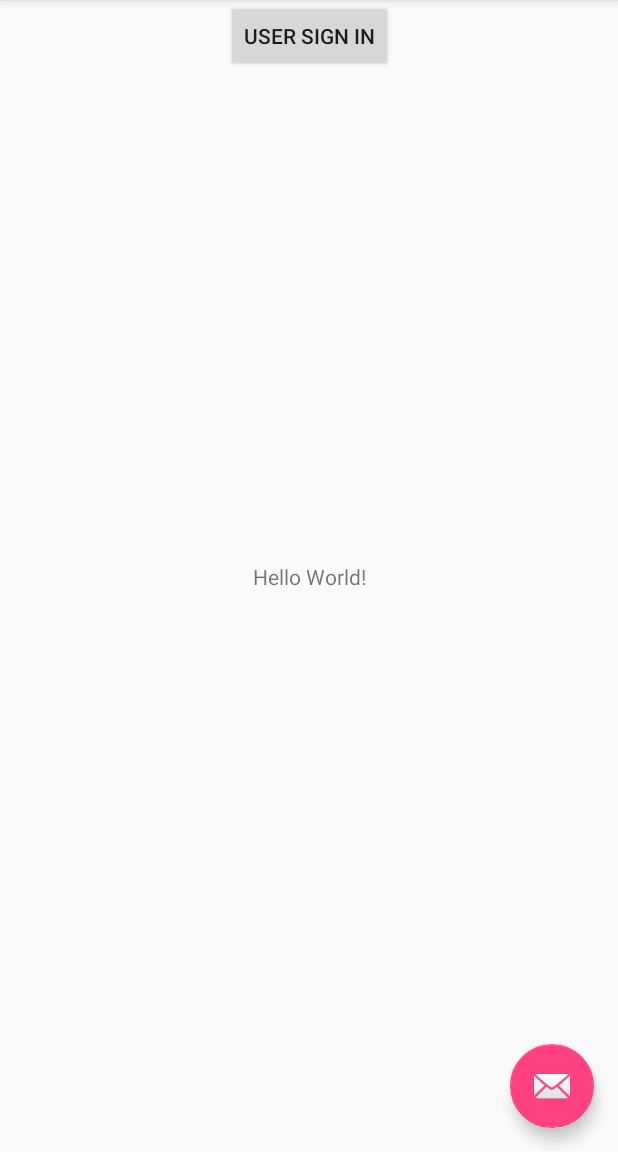
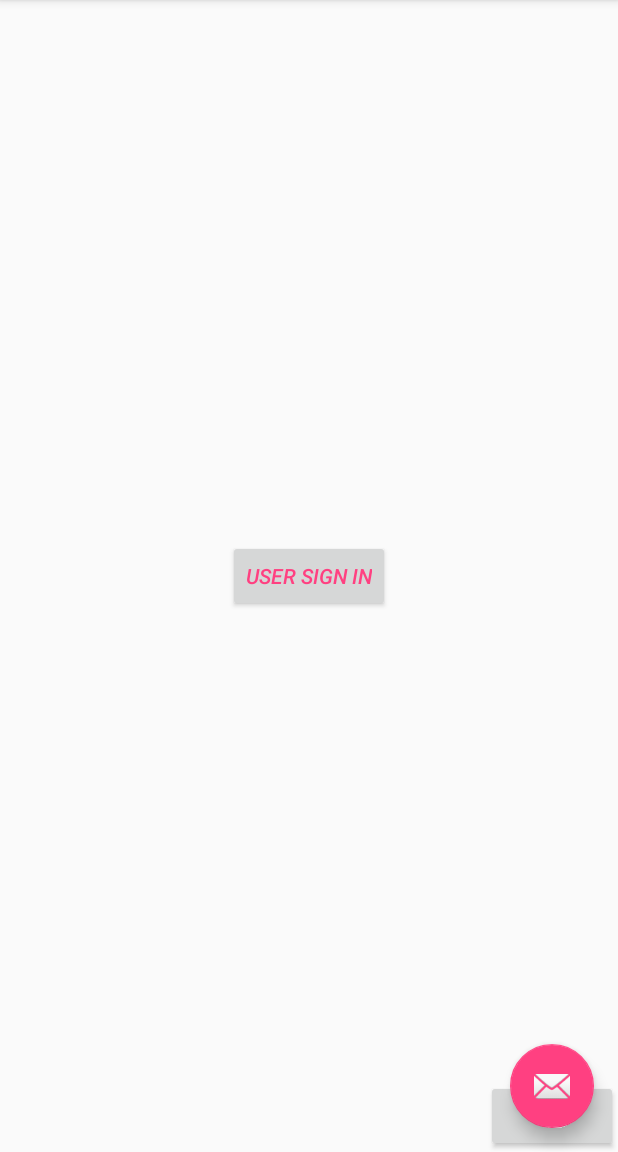
Before and after one commit to EthanLyons/LinkOrganizer, an Android app: the screen it shows after launch (MainActivity), on a phone screen of 412 x 824 dp, the part 84-1236 px from its top. Run offline under Robolectric (Android 15) with nearby library versions, the phone set to English and light mode, and no system bars.

Commit message:
Fixed button display

```diff
--- a/app/src/main/java/deepdive/cnm/edu/linkorganizer/MainActivity.java
+++ b/app/src/main/java/deepdive/cnm/edu/linkorganizer/MainActivity.java
@@ -3,6 +3,8 @@ package deepdive.cnm.edu.linkorganizer;
 import android.os.Bundle;
 import android.support.design.widget.FloatingActionButton;
 import android.support.design.widget.Snackbar;
+import android.support.v4.app.FragmentTransaction;
+import android.support.v4.app.ListFragment;
 import android.util.Log;
 import android.view.View;
 import android.support.design.widget.NavigationView;
@@ -13,6 +15,7 @@ import android.support.v7.app.AppCompatActivity;
 import android.support.v7.widget.Toolbar;
 import android.view.Menu;
 import android.view.MenuItem;
+import android.widget.Button;
 
 public class MainActivity extends AppCompatActivity
     implements NavigationView.OnNavigationItemSelectedListener {
@@ -29,7 +32,7 @@ public class MainActivity extends AppCompatActivity
     fab.setOnClickListener(new View.OnClickListener() {
       @Override
       public void onClick(View view) {
-        Snackbar.make(view, "Replace with your own action", Snackbar.LENGTH_LONG)
+        Snackbar.make(view, "Main Menu", Snackbar.LENGTH_LONG)
             .setAction("Action", null).show();
       }
     });
@@ -42,6 +45,13 @@ public class MainActivity extends AppCompatActivity
 
     NavigationView navigationView = (NavigationView) findViewById(R.id.nav_view);
     navigationView.setNavigationItemSelectedListener(this);
+
+    SignInFragment fragment = new SignInFragment();
+    FragmentTransaction transaction = getSupportFragmentManager().beginTransaction();
+    transaction.replace(R.id.fragment_container, fragment);
+    transaction.commit();
+
+
   }
 
   @Override
@@ -82,8 +92,12 @@ public class MainActivity extends AppCompatActivity
     // Handle navigation view item clicks here.
     int id = item.getItemId();
 
-    if (id == R.id.nav_camera) {
-      // Handle the camera action
+    if (id == R.id.list_select) {
+      LinkFragment fragment = new LinkFragment();
+      FragmentTransaction transaction = getSupportFragmentManager().beginTransaction();
+      transaction.replace(R.id.fragment_container, fragment);
+      transaction.commit();
+
     } else if (id == R.id.nav_gallery) {
 
       Log.d("Testing Log", "Gallery item selected");
@@ -100,4 +114,8 @@ public class MainActivity extends AppCompatActivity
     drawer.closeDrawer(GravityCompat.START);
     return true;
   }
+
+
+
+
 }
--- /dev/null
+++ b/app/src/main/java/deepdive/cnm/edu/linkorganizer/SignInFragment.java
@@ -0,0 +1,29 @@
+package deepdive.cnm.edu.linkorganizer;
+
+
+import android.os.Bundle;
+import android.support.v4.app.Fragment;
+import android.view.LayoutInflater;
+import android.view.View;
+import android.view.ViewGroup;
+
+
+/**
+ * A simple {@link Fragment} subclass.
+ */
+public class SignInFragment extends Fragment {
+
+
+  public SignInFragment() {
+    // Required empty public constructor
+  }
+
+
+  @Override
+  public View onCreateView(LayoutInflater inflater, ViewGroup container,
+      Bundle savedInstanceState) {
+    // Inflate the layout for this fragment
+    return inflater.inflate(R.layout.fragment_sign_in, container, false);
+  }
+
+}
--- a/app/src/main/res/layout/content_main.xml
+++ b/app/src/main/res/layout/content_main.xml
@@ -10,22 +10,13 @@
   tools:context=".MainActivity"
   tools:showIn="@layout/app_bar_main">
 
-  <TextView
-    android:layout_width="wrap_content"
-    android:layout_height="wrap_content"
-    android:text="Hello World!"
+
+  <FrameLayout
+    android:id="@+id/fragment_container"
+    android:layout_width="match_parent"
+    android:layout_height="0dp"
     app:layout_constraintBottom_toBottomOf="parent"
-    app:layout_constraintLeft_toLeftOf="parent"
-    app:layout_constraintRight_toRightOf="parent"
-    app:layout_constraintTop_toTopOf="parent"/>
-  <Button
-    android:id="@+id/button"
-    android:layout_width="wrap_content"
-    android:layout_height="wrap_content"
-    android:text="User sign in"
-    tools:layout_editor_absoluteX="77dp"
-    tools:layout_editor_absoluteY="337dp"
-    app:layout_constraintLeft_toLeftOf="parent"
-    app:layout_constraintRight_toRightOf="parent"
-    app:layout_constraintTop_toTopOf="parent"/>
+    app:layout_constraintTop_toTopOf="parent"
+    android:elevation="1dp"/>
+
 </android.support.constraint.ConstraintLayout>
--- /dev/null
+++ b/app/src/main/res/layout/fragment_sign_in.xml
@@ -0,0 +1,42 @@
+<?xml version="1.0" encoding="utf-8"?>
+<android.support.constraint.ConstraintLayout xmlns:android="http://schemas.android.com/apk/res/android"
+  xmlns:tools="http://schemas.android.com/tools"
+  android:layout_width="match_parent"
+  android:layout_height="match_parent"
+  xmlns:app="http://schemas.android.com/apk/res-auto"
+  tools:context=".SignInFragment">
+
+  <!-- TODO: Update blank fragment layout -->
+
+  <TextView
+    android:layout_width="wrap_content"
+    android:layout_height="wrap_content"
+    android:text="Hello World!"
+    app:layout_constraintBottom_toBottomOf="parent"
+    app:layout_constraintLeft_toLeftOf="parent"
+    app:layout_constraintRight_toRightOf="parent"
+    app:layout_constraintTop_toTopOf="parent"/>
+  <Button
+    android:layout_width="wrap_content"
+    android:layout_height="wrap_content"
+    android:id="@+id/Fab"
+    app:layout_constraintRight_toRightOf="parent"
+    app:layout_constraintBottom_toBottomOf="parent"
+    android:shadowColor="@color/HomeMenuButton"
+    />
+
+
+  <Button
+    android:id="@+id/button_sign_in"
+    android:textStyle="italic"
+    android:layout_width="wrap_content"
+    android:layout_height="wrap_content"
+    android:text="@string/user_sign_in"
+    android:textColor="@color/colorAccent"
+    app:layout_constraintBottom_toBottomOf="parent"
+    app:layout_constraintLeft_toLeftOf="parent"
+    app:layout_constraintRight_toRightOf="parent"
+    app:layout_constraintTop_toTopOf="parent"/>
+
+
+</android.support.constraint.ConstraintLayout>
--- a/app/src/main/res/menu/activity_main_drawer.xml
+++ b/app/src/main/res/menu/activity_main_drawer.xml
@@ -5,7 +5,7 @@
 
   <group android:checkableBehavior="single">
     <item
-      android:id="@+id/nav_camera"
+      android:id="@+id/list_select"
       android:icon="@drawable/list"
       android:title="@string/list_text"/>
     <item
--- a/app/src/main/res/values/colors.xml
+++ b/app/src/main/res/values/colors.xml
@@ -3,4 +3,5 @@
   <color name="colorPrimary">#3F51B5</color>
   <color name="colorPrimaryDark">#303F9F</color>
   <color name="colorAccent">#FF4081</color>
+  <color name="HomeMenuButton">#00bfff</color>
 </resources>
--- a/app/src/main/res/values/dimens.xml
+++ b/app/src/main/res/values/dimens.xml
@@ -5,4 +5,5 @@
   <dimen name="nav_header_vertical_spacing">8dp</dimen>
   <dimen name="nav_header_height">176dp</dimen>
   <dimen name="fab_margin">16dp</dimen>
+  <dimen name="button_size">30dp</dimen>
 </resources>
--- /dev/null
+++ b/app/src/main/res/values/ids.xml
@@ -0,0 +1,4 @@
+<?xml version="1.0" encoding="utf-8"?>
+<resources>
+  <item name="HomeButton" type="id">home_button</item>
+</resources>
--- a/app/src/main/res/values/strings.xml
+++ b/app/src/main/res/values/strings.xml
@@ -9,4 +9,10 @@
   <string name="list_text">Select a List</string>
   <string name="delete_list">Delete A List</string>
   <string name="exit_string">Exit</string>
+
+  <!-- TODO: Remove or change this placeholder text -->
+  <string name="hello_blank_fragment">Hello blank fragment</string>
+  <string name="user_sign_in">User sign in</string>
+  <string name="delete_text">Delete</string>
+  <string name="edit_text">Edit</string>
 </resources>
```
Also changed, not shown: app/src/main/java/deepdive/cnm/edu/linkorganizer/LinkFragment.java (added, +29 -0 lines), app/src/main/res/layout/fragment_link.xml (added, +51 -0 lines), app/src/main/res/layout/activity_main.xml (indentation only), 1 other file.
